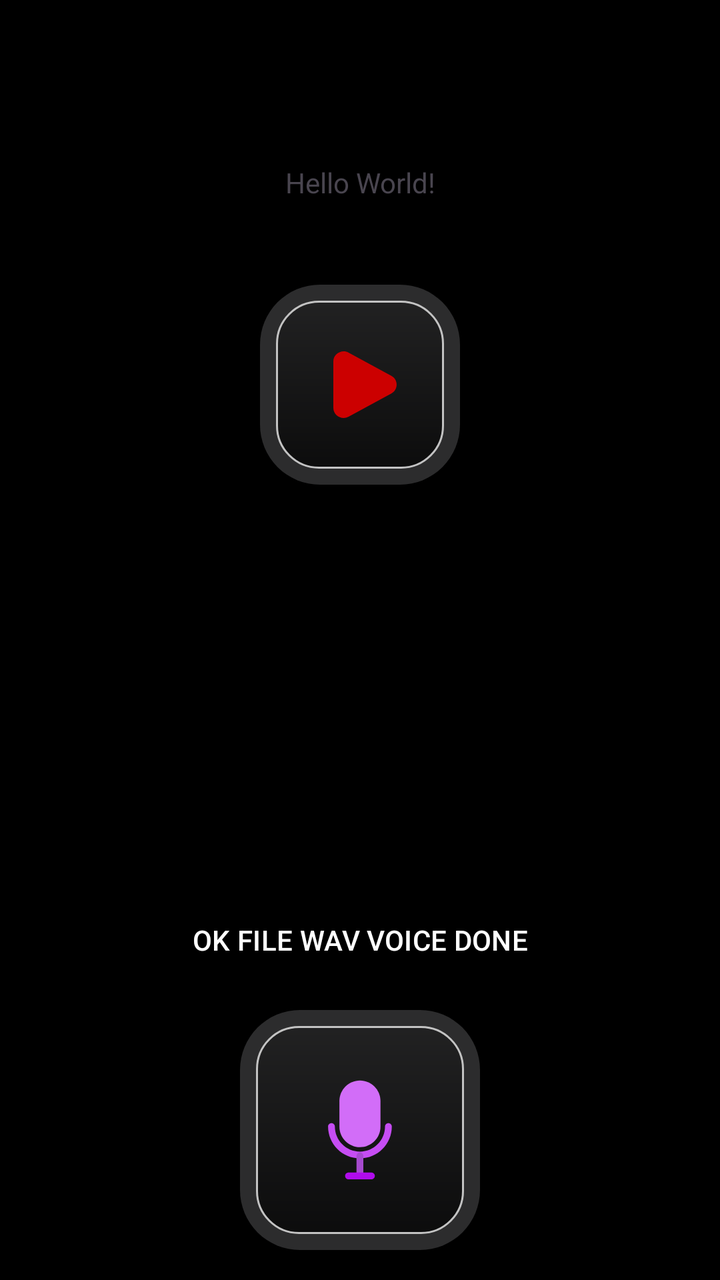
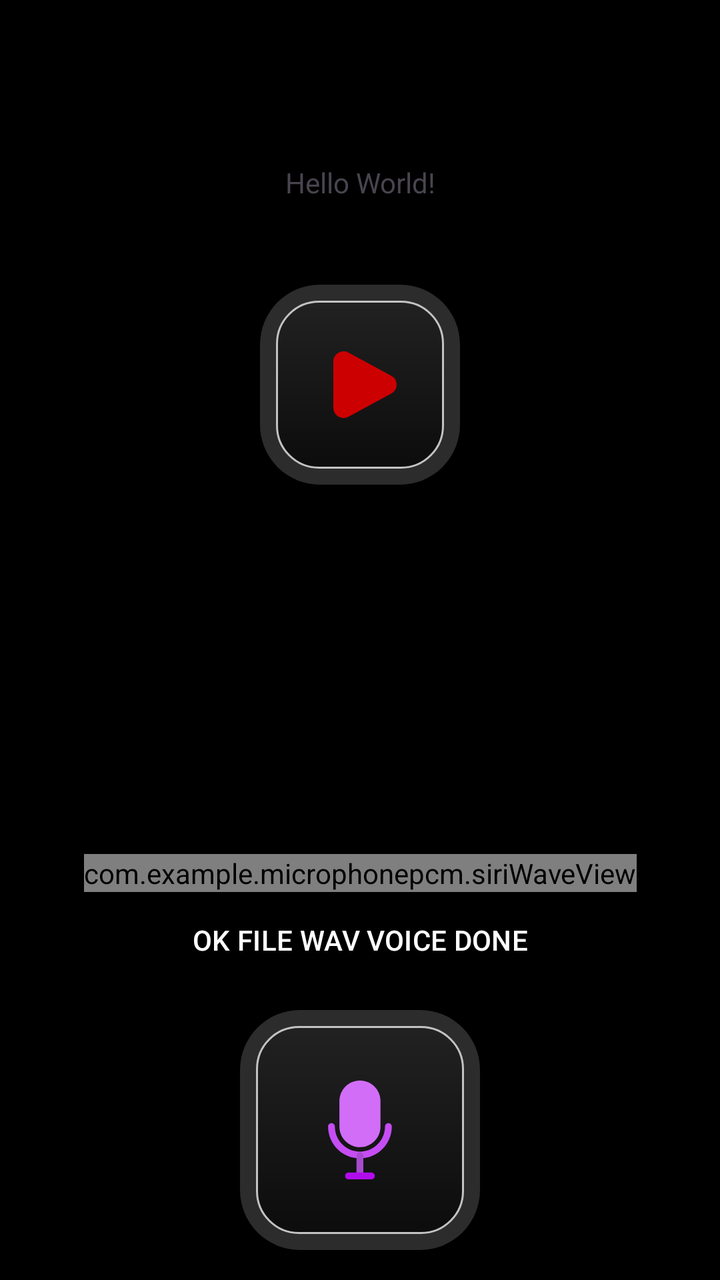

The first picture is an Android layout as it rendered before a commit; the second is the same layout after the commit. The layout source and the unified diff follow.
<!-- AndroidManifest.xml: application theme Theme.MicroPhonePCM -->
<!-- res/layout/activity_main.xml -->
<?xml version="1.0" encoding="utf-8"?>
<androidx.constraintlayout.widget.ConstraintLayout xmlns:android="http://schemas.android.com/apk/res/android"
    xmlns:app="http://schemas.android.com/apk/res-auto"
    xmlns:tools="http://schemas.android.com/tools"
    android:id="@+id/main"
    android:layout_width="match_parent"
    android:layout_height="match_parent"
    android:background="@color/black"
    tools:context=".MainActivity">


    <TextView
        android:id="@+id/textView"
        android:layout_width="344dp"
        android:layout_height="54dp"
        android:gravity="center"
        android:text="Hello World!"
        app:layout_constraintBottom_toBottomOf="parent"
        app:layout_constraintEnd_toEndOf="parent"
        app:layout_constraintHorizontal_bias="0.492"
        app:layout_constraintStart_toStartOf="parent"
        app:layout_constraintTop_toTopOf="parent"
        app:layout_constraintVertical_bias="0.11" />


    <LinearLayout
        android:id="@+id/linearLayout"
        android:layout_width="match_parent"

        android:layout_height="142dp"
        android:layout_marginBottom="4dp"
        android:gravity="center"
        android:orientation="vertical"
        app:layout_constraintBottom_toBottomOf="parent"
        tools:layout_editor_absoluteX="0dp">
        <FrameLayout
            android:layout_width="match_parent"
            android:layout_gravity="center"

            android:layout_height="match_parent">
            <androidx.appcompat.widget.AppCompatButton
                android:layout_gravity="center"
                android:id="@+id/buttonRecord"
                android:layout_width="120dp"
                android:layout_height="120dp"
                android:background="@drawable/background_corner_shap4"
                android:drawableLeft="@drawable/microphone_342"
                android:foreground="?android:attr/selectableItemBackground"
                android:paddingLeft="35dp"
                android:shadowColor="#000000"
                android:shadowDx="2.5"
                android:shadowDy="2.3"
                android:shadowRadius="2.6"
                />
            <androidx.appcompat.widget.AppCompatButton
                android:layout_gravity="center"
                android:visibility="gone"
                android:id="@+id/buttonStop"
                android:layout_width="120dp"
                android:layout_height="120dp"
                android:background="@drawable/background_corner_shap4"
                android:drawableLeft="@drawable/video_pause_button"
                android:foreground="?android:attr/selectableItemBackground"
                android:paddingLeft="20dp"
                android:shadowColor="#000000"
                android:shadowDx="2.5"
                android:shadowDy="2.3"
                android:shadowRadius="2.6"
                />
        </FrameLayout>

    </LinearLayout>

    <Button
        android:id="@+id/buttonOKFileWAV"
        android:layout_width="match_parent"
        android:layout_height="wrap_content"
        android:backgroundTint="@color/black"
        android:text="OK FILE WAV VOICE DONE"
        app:layout_constraintBottom_toTopOf="@+id/linearLayout"
        app:layout_constraintStart_toStartOf="@+id/linearLayout" />

    <androidx.appcompat.widget.AppCompatButton
        android:id="@+id/buttonPlay"
        android:layout_width="100dp"
        android:layout_height="100dp"
        android:layout_marginTop="24dp"
        android:background="@drawable/background_corner_shap4"
        android:drawableLeft="@drawable/play_svgrepo_com"
        android:foreground="?android:attr/selectableItemBackground"
        android:paddingLeft="30dp"
        android:shadowColor="#000000"
        android:shadowDx="2.5"
        android:shadowDy="2.3"
        android:shadowRadius="2.6"
        app:layout_constraintEnd_toEndOf="@+id/textView"
        app:layout_constraintStart_toStartOf="@+id/textView"
        app:layout_constraintTop_toBottomOf="@+id/textView" />


</androidx.constraintlayout.widget.ConstraintLayout>
<!-- resources referenced by this layout -->
<resources>
  <color name="black">#FF000000</color>
  <!-- drawable background_corner_shap4 (drawable) -->
  <layer-list xmlns:android="http://schemas.android.com/apk/res/android">
      
      <item >
          <shape android:shape="rectangle" >
              <solid android:color="#30E8E9ED"
                  />
  
              <corners android:radius="30dp" />
          </shape>
      </item>
  
      <item
          android:left="8dp"
          android:right="8dp"
          android:top="8dp"
          android:bottom="8dp">
  
          <shape
              xmlns:android="http://schemas.android.com/apk/res/android"
              android:shape="rectangle">
  
  
              <gradient
                  android:angle="90"
                  android:endColor="#40000000"
                  android:startColor="#BB000000"/>
  
  
  
              <stroke
                  android:width="1dp"
                  android:color="#c3c3c3" >
              </stroke>
  
              <padding
                  android:left="5dp"
                  android:top="5dp"
                  android:right="5dp"
                  android:bottom="5dp"    >
              </padding>
  
              <corners
                  android:radius="21dp"   >
              </corners>
  
          </shape>
      </item>
  </layer-list>
  <!-- drawable play_svgrepo_com (drawable) -->
  <vector xmlns:android="http://schemas.android.com/apk/res/android"
      android:height="40dp"
      android:viewportHeight="24"
      android:viewportWidth="24"
      android:width="40dp">
        
      <path android:fillColor="#cc0000" android:pathData="M21.409,9.353C23.531,10.507 23.531,13.493 21.409,14.647L8.597,21.615C6.534,22.736 4,21.276 4,18.967L4,5.033C4,2.724 6.534,1.264 8.597,2.385L21.409,9.353Z"/>
      
  </vector>
  <!-- drawable video_pause_button (drawable) -->
  <vector xmlns:android="http://schemas.android.com/apk/res/android" android:height="80dp" android:viewportHeight="271.95" android:viewportWidth="271.95" android:width="80dp">
        
      <path android:fillColor="#F30808" android:pathData="M135.98,271.95c75.1,0 135.98,-60.88 135.98,-135.98S211.07,0 135.98,0S0,60.88 0,135.98S60.88,271.95 135.98,271.95zM135.98,21.76c62.98,0 114.22,51.24 114.22,114.22s-51.24,114.22 -114.22,114.22s-114.22,-51.24 -114.22,-114.22S72.99,21.76 135.98,21.76z"/>
        
      <path android:fillColor="#F60C0C" android:pathData="M110.71,200.11c7.51,0 13.6,-6.09 13.6,-13.6V83.17c0,-7.51 -6.09,-13.6 -13.6,-13.6c-7.51,0 -13.6,6.09 -13.6,13.6v103.34C97.11,194.03 103.19,200.11 110.71,200.11z"/>
        
      <path android:fillColor="#FA061A" android:pathData="M165.1,200.11c7.51,0 13.6,-6.09 13.6,-13.6V83.17c0,-7.51 -6.09,-13.6 -13.6,-13.6S151.5,75.66 151.5,83.17v103.34C151.5,194.03 157.59,200.11 165.1,200.11z"/>
      
  </vector>
  <style name="Theme.MicroPhonePCM" parent="Base.Theme.MicroPhonePCM" />
  <style name="Base.Theme.MicroPhonePCM" parent="Theme.Material3.DayNight.NoActionBar">
          
          
          <item name="android:windowBackground">@color/black</item>
      </style>
  <!-- unchanged entries left out for length: 1 -->
</resources>

<!-- the commit's change to res/layout/activity_main.xml (unified diff, before → after) -->
@@ -22,6 +22,17 @@
         app:layout_constraintTop_toTopOf="parent"
         app:layout_constraintVertical_bias="0.11" />
 
+    <com.example.microphonepcm.siriWaveView
+        android:id="@+id/siriWaveView2"
+        android:layout_width="wrap_content"
+        android:layout_height="wrap_content"
+        android:layout_below="@+id/mTtextview"
+        android:layout_alignParentStart="true"
+        android:layout_alignParentEnd="true"
+
+        app:layout_constraintBottom_toTopOf="@+id/buttonOKFileWAV"
+        app:layout_constraintEnd_toEndOf="parent"
+        app:layout_constraintStart_toStartOf="parent" />
 
     <LinearLayout
         android:id="@+id/linearLayout"
@@ -33,16 +44,18 @@
         android:orientation="vertical"
         app:layout_constraintBottom_toBottomOf="parent"
         tools:layout_editor_absoluteX="0dp">
+
         <FrameLayout
             android:layout_width="match_parent"
-            android:layout_gravity="center"
+            android:layout_height="match_parent"
 
-            android:layout_height="match_parent">
+            android:layout_gravity="center">
+
             <androidx.appcompat.widget.AppCompatButton
-                android:layout_gravity="center"
                 android:id="@+id/buttonRecord"
                 android:layout_width="120dp"
                 android:layout_height="120dp"
+                android:layout_gravity="center"
                 android:background="@drawable/background_corner_shap4"
                 android:drawableLeft="@drawable/microphone_342"
                 android:foreground="?android:attr/selectableItemBackground"
@@ -50,14 +63,13 @@
                 android:shadowColor="#000000"
                 android:shadowDx="2.5"
                 android:shadowDy="2.3"
-                android:shadowRadius="2.6"
-                />
+                android:shadowRadius="2.6" />
+
             <androidx.appcompat.widget.AppCompatButton
-                android:layout_gravity="center"
-                android:visibility="gone"
                 android:id="@+id/buttonStop"
                 android:layout_width="120dp"
                 android:layout_height="120dp"
+                android:layout_gravity="center"
                 android:background="@drawable/background_corner_shap4"
                 android:drawableLeft="@drawable/video_pause_button"
                 android:foreground="?android:attr/selectableItemBackground"
@@ -66,7 +78,7 @@
                 android:shadowDx="2.5"
                 android:shadowDy="2.3"
                 android:shadowRadius="2.6"
-                />
+                android:visibility="gone" />
         </FrameLayout>
 
     </LinearLayout>
